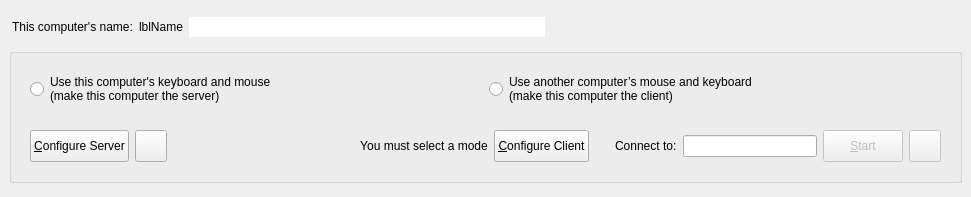
First picture: the form in src/lib/gui/MainWindow.ui, repository mahammadosmanov/mono-sync, before the edit.
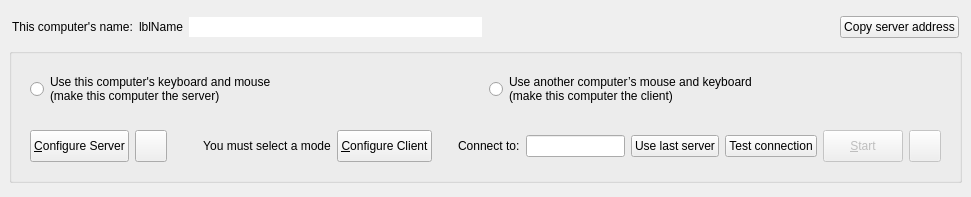
Second picture: the form after the edit. Icons and pictures are not drawn.

Commit message:
feat(connection): Simplify peer discovery and packaging
Rank subnet addresses ahead of host routes, add bounded connection helpers, and keep Windows distribution on the per-user Setup path.

Run 35 isolated tests successfully before packaging.

What changed in the file:
```diff
--- a/src/lib/gui/MainWindow.ui
+++ b/src/lib/gui/MainWindow.ui
@@ -144,6 +144,16 @@
          </property>
         </widget>
        </item>
+       <item>
+        <widget class="QPushButton" name="btnCopyAddress">
+         <property name="toolTip">
+          <string>Copy the suggested server IP address.</string>
+         </property>
+         <property name="text">
+          <string>Copy server address</string>
+         </property>
+        </widget>
+       </item>
       </layout>
      </widget>
     </item>
@@ -411,6 +421,26 @@
                </property>
               </widget>
              </item>
+            <item>
+             <widget class="QPushButton" name="btnUseLastServer">
+              <property name="toolTip">
+               <string>Restore the last server this client successfully connected to.</string>
+              </property>
+              <property name="text">
+               <string>Use last server</string>
+              </property>
+             </widget>
+            </item>
+            <item>
+             <widget class="QPushButton" name="btnTestConnection">
+              <property name="toolTip">
+               <string>Check TCP reachability only. This does not connect Mono Sync or verify the server identity.</string>
+              </property>
+              <property name="text">
+               <string>Test connection</string>
+              </property>
+             </widget>
+            </item>
             </layout>
            </widget>
           </item>
```
The commit also changes 10 other files.
